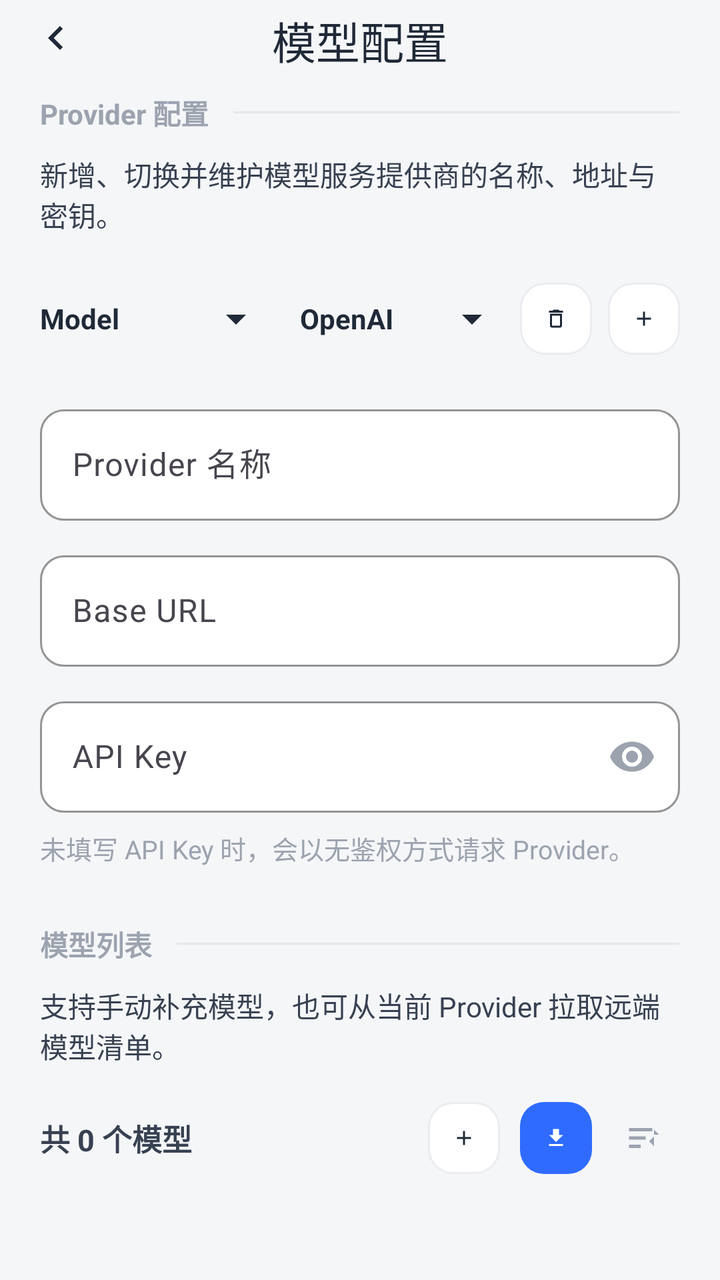
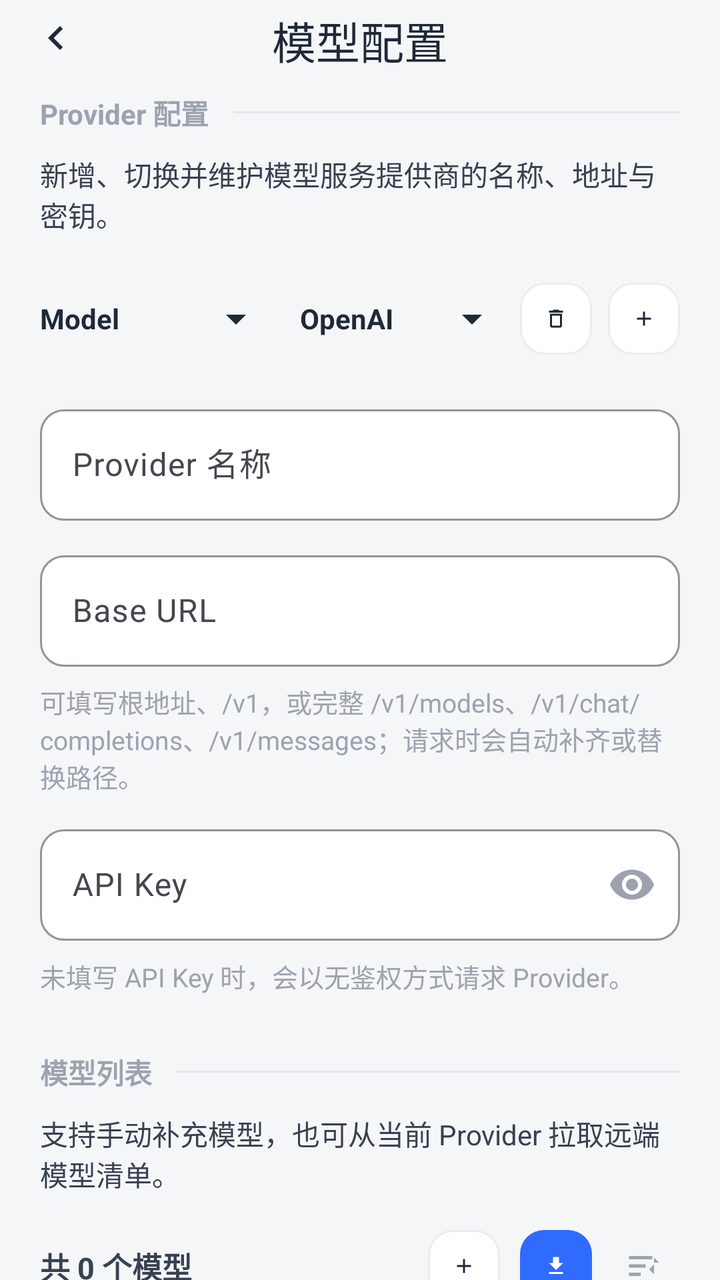

Compare the two renders of this Android layout. The source of the first and the diff that turns it into the second are given below.
<!-- AndroidManifest.xml: application theme Theme.ManTou -->
<!-- res/layout/activity_model_setting.xml -->
<?xml version="1.0" encoding="utf-8"?>
<LinearLayout xmlns:android="http://schemas.android.com/apk/res/android"
    xmlns:tools="http://schemas.android.com/tools"
    xmlns:app="http://schemas.android.com/apk/res-auto"
    android:id="@+id/main"
    android:layout_width="match_parent"
    android:layout_height="match_parent"
    android:orientation="vertical"
    android:background="#F5F6F8"
    tools:context=".view.ModelSettingActivity">

    
    <com.google.android.material.appbar.MaterialToolbar
        android:id="@+id/toolbar"
        android:layout_width="match_parent"
        android:layout_height="38dp"
        android:background="#F5F6F8"
        app:title="模型配置"
        app:titleCentered="true"
        app:titleTextColor="#1F2937"
        app:titleTextAppearance="@style/TextAppearance.Material3.TitleLarge"
        app:navigationIcon="@drawable/ic_arrow_back"
        app:navigationIconTint="#1F2937" />

    
    <ScrollView
        android:layout_width="match_parent"
        android:layout_height="match_parent"
        android:fillViewport="true"
        android:scrollbars="none">

        <LinearLayout
            android:layout_width="match_parent"
            android:layout_height="wrap_content"
            android:orientation="vertical"
            android:paddingHorizontal="20dp"
            android:paddingBottom="24dp">

            

            
            <LinearLayout
                android:layout_width="match_parent"
                android:layout_height="wrap_content"
                android:gravity="center_vertical"
                android:orientation="horizontal"
                android:layout_marginTop="8dp">

                <TextView
                    android:layout_width="wrap_content"
                    android:layout_height="wrap_content"
                    android:text="Provider 配置"
                    android:textColor="#9CA3AF"
                    android:textSize="14sp"
                    android:textStyle="bold" />

                <View
                    android:layout_width="0dp"
                    android:layout_height="1dp"
                    android:layout_marginStart="12dp"
                    android:layout_weight="1"
                    android:background="#E5E7EB" />
            </LinearLayout>

            
            <TextView
                android:layout_width="match_parent"
                android:layout_height="wrap_content"
                android:layout_marginTop="10dp"
                android:text="新增、切换并维护模型服务提供商的名称、地址与密钥。"
                android:textColor="#374151"
                android:textSize="14sp" />

            
            <LinearLayout
                android:layout_width="match_parent"
                android:layout_height="wrap_content"
                android:layout_marginTop="18dp"
                android:gravity="center_vertical"
                android:orientation="horizontal">

                
                <com.google.android.material.textfield.TextInputLayout
                    android:id="@+id/tilProvider"
                    style="@style/Widget.Material3.TextInputLayout.OutlinedBox"
                    android:layout_width="0dp"
                    android:layout_height="wrap_content"
                    android:layout_weight="1"
                    android:layout_marginEnd="8dp"
                    app:boxBackgroundColor="#FFFFFF"
                    app:boxCornerRadiusBottomEnd="12dp"
                    app:boxCornerRadiusBottomStart="12dp"
                    app:boxCornerRadiusTopEnd="12dp"
                    app:boxCornerRadiusTopStart="12dp"
                    app:boxStrokeColor="#EAECEF"
                    app:boxStrokeWidth="1dp"
                    app:boxStrokeWidthFocused="1dp"
                    app:endIconMode="dropdown_menu"
                    app:endIconTint="#1F2937"
                    app:hintEnabled="false">

                    <AutoCompleteTextView
                        android:id="@+id/actvProvider"
                        android:layout_width="match_parent"
                        android:layout_height="match_parent"
                        android:background="@android:color/transparent"
                        android:clickable="true"
                        android:ellipsize="end"
                        android:focusable="false"
                        android:inputType="none"
                        android:maxLines="1"
                        android:text="Model"
                        android:textColor="#1F2937"
                        android:textSize="14sp"
                        android:textStyle="bold" />
                </com.google.android.material.textfield.TextInputLayout>

                
                <com.google.android.material.textfield.TextInputLayout
                    android:id="@+id/tilProvider2"
                    style="@style/Widget.Material3.TextInputLayout.OutlinedBox"
                    android:layout_width="wrap_content"
                    android:layout_height="wrap_content"
                    app:boxBackgroundColor="#FFFFFF"
                    app:boxCornerRadiusBottomEnd="12dp"
                    app:boxCornerRadiusBottomStart="12dp"
                    app:boxCornerRadiusTopEnd="12dp"
                    app:boxCornerRadiusTopStart="12dp"
                    app:boxStrokeColor="#EAECEF"
                    app:boxStrokeWidth="1dp"
                    app:boxStrokeWidthFocused="1dp"
                    app:endIconMode="dropdown_menu"
                    app:endIconTint="#1F2937"
                    app:hintEnabled="false">

                    <AutoCompleteTextView
                        android:id="@+id/actvProvider2"
                        android:layout_width="110dp"
                        android:layout_height="wrap_content"
                        android:background="@android:color/transparent"
                        android:clickable="true"
                        android:focusable="false"
                        android:inputType="none"
                        android:text="OpenAI"
                        android:textColor="#1F2937"
                        android:textSize="14sp"
                        android:textStyle="bold" />
                </com.google.android.material.textfield.TextInputLayout>

                
                <ImageView
                    android:id="@+id/btnDeleteProvider"
                    android:layout_width="36dp"
                    android:layout_height="36dp"
                    android:background="@drawable/bg_card_white_rounded"
                    android:contentDescription="删除"
                    android:padding="12dp"
                    android:src="@drawable/ic_delete_outline" />

                
                <ImageView
                    android:id="@+id/btnAddProvider"
                    android:layout_width="36dp"
                    android:layout_height="36dp"
                    android:layout_marginStart="8dp"
                    android:background="@drawable/bg_card_white_rounded"
                    android:contentDescription="新增"
                    android:padding="12dp"
                    android:src="@drawable/ic_plus" />
            </LinearLayout>

            
            <com.google.android.material.textfield.TextInputLayout
                style="@style/Widget.Material3.TextInputLayout.OutlinedBox"
                android:layout_width="match_parent"
                android:layout_height="wrap_content"
                android:layout_marginTop="16dp"
                android:hint="Provider 名称"
                app:boxBackgroundColor="#FFFFFF"
                app:boxCornerRadiusBottomEnd="12dp"
                app:boxCornerRadiusBottomStart="12dp"
                app:boxCornerRadiusTopEnd="12dp"
                app:boxCornerRadiusTopStart="12dp"
                app:boxStrokeColor="#EAECEF"
                app:boxStrokeWidth="1dp"
                app:hintTextColor="#9CA3AF">

                <com.google.android.material.textfield.TextInputEditText
                    android:id="@+id/etProviderName"
                    android:layout_width="match_parent"
                    android:layout_height="wrap_content"
                    android:inputType="text"
                    android:textColor="#1F2937"
                    android:textSize="16sp" />
            </com.google.android.material.textfield.TextInputLayout>

            
            <com.google.android.material.textfield.TextInputLayout
                style="@style/Widget.Material3.TextInputLayout.OutlinedBox"
                android:layout_width="match_parent"
                android:layout_height="wrap_content"
                android:layout_marginTop="12dp"
                android:hint="Base URL"
                app:boxBackgroundColor="#FFFFFF"
                app:boxCornerRadiusBottomEnd="12dp"
                app:boxCornerRadiusBottomStart="12dp"
                app:boxCornerRadiusTopEnd="12dp"
                app:boxCornerRadiusTopStart="12dp"
                app:boxStrokeColor="#EAECEF"
                app:boxStrokeWidth="1dp"
                app:hintTextColor="#9CA3AF">

                <com.google.android.material.textfield.TextInputEditText
                    android:id="@+id/etBaseUrl"
                    android:layout_width="match_parent"
                    android:layout_height="wrap_content"
                    android:inputType="textUri"
                    android:textColor="#1F2937"
                    android:textColorHint="#9CA3AF"
                    android:textSize="16sp" />
            </com.google.android.material.textfield.TextInputLayout>

            
            <com.google.android.material.textfield.TextInputLayout
                style="@style/Widget.Material3.TextInputLayout.OutlinedBox"
                android:layout_width="match_parent"
                android:layout_height="wrap_content"
                android:layout_marginTop="12dp"
                android:hint="API Key"
                app:boxBackgroundColor="#FFFFFF"
                app:boxCornerRadiusBottomEnd="12dp"
                app:boxCornerRadiusBottomStart="12dp"
                app:boxCornerRadiusTopEnd="12dp"
                app:boxCornerRadiusTopStart="12dp"
                app:boxStrokeColor="#EAECEF"
                app:boxStrokeWidth="1dp"
                app:endIconMode="password_toggle"
                app:endIconTint="#9CA3AF"
                app:hintTextColor="#9CA3AF">

                <com.google.android.material.textfield.TextInputEditText
                    android:id="@+id/etApiKey"
                    android:layout_width="match_parent"
                    android:layout_height="wrap_content"
                    android:inputType="textPassword"
                    android:textColor="#1F2937"
                    android:textColorHint="#9CA3AF"
                    android:textSize="16sp" />
            </com.google.android.material.textfield.TextInputLayout>

            
            <TextView
                android:layout_width="match_parent"
                android:layout_height="wrap_content"
                android:layout_marginTop="8dp"
                android:text="未填写 API Key 时，会以无鉴权方式请求 Provider。"
                android:textColor="#9CA3AF"
                android:textSize="13sp" />

            

            
            <LinearLayout
                android:layout_width="match_parent"
                android:layout_height="wrap_content"
                android:layout_marginTop="28dp"
                android:gravity="center_vertical"
                android:orientation="horizontal">

                <TextView
                    android:layout_width="wrap_content"
                    android:layout_height="wrap_content"
                    android:text="模型列表"
                    android:textColor="#9CA3AF"
                    android:textSize="14sp"
                    android:textStyle="bold" />

                <View
                    android:layout_width="0dp"
                    android:layout_height="1dp"
                    android:layout_marginStart="12dp"
                    android:layout_weight="1"
                    android:background="#E5E7EB" />
            </LinearLayout>

            
            <TextView
                android:layout_width="match_parent"
                android:layout_height="wrap_content"
                android:layout_marginTop="10dp"
                android:text="支持手动补充模型，也可从当前 Provider 拉取远端模型清单。"
                android:textColor="#374151"
                android:textSize="14sp" />

            
            <LinearLayout
                android:layout_width="match_parent"
                android:layout_height="wrap_content"
                android:layout_marginTop="18dp"
                android:gravity="center_vertical"
                android:orientation="horizontal">

                <TextView
                    android:id="@+id/tvModelCount"
                    android:layout_width="wrap_content"
                    android:layout_height="wrap_content"
                    android:text="共 0 个模型"
                    android:textColor="#374151"
                    android:textSize="15sp"
                    android:textStyle="bold" />

                <Space
                    android:layout_width="0dp"
                    android:layout_height="0dp"
                    android:layout_weight="1" />

                
                <ImageView
                    android:id="@+id/btnAddModel"
                    android:layout_width="36dp"
                    android:layout_height="36dp"
                    android:background="@drawable/bg_card_white_rounded"
                    android:contentDescription="添加模型"
                    android:padding="12dp"
                    android:src="@drawable/ic_plus" />

                
                <ImageView
                    android:id="@+id/btnRefreshModels"
                    android:layout_width="36dp"
                    android:layout_height="36dp"
                    android:layout_marginStart="10dp"
                    android:background="@drawable/bg_blue_rounded"
                    android:contentDescription="拉取远端模型"
                    android:padding="12dp"
                    android:src="@drawable/ic_download" />

                
                <ImageView
                    android:id="@+id/btnSortModels"
                    android:layout_width="36dp"
                    android:layout_height="36dp"
                    android:layout_marginStart="8dp"
                    android:background="@android:color/transparent"
                    android:contentDescription="排序"
                    android:padding="8dp"
                    android:src="@drawable/ic_sort_list" />
            </LinearLayout>

            
            <androidx.recyclerview.widget.RecyclerView
                android:id="@+id/rvModelList"
                android:layout_width="match_parent"
                android:layout_height="wrap_content"
                android:layout_marginTop="8dp"
                android:nestedScrollingEnabled="false" />

            
            <LinearLayout
                android:id="@+id/emptyModelState"
                android:layout_width="match_parent"
                android:layout_height="wrap_content"
                android:layout_marginTop="64dp"
                android:gravity="center"
                android:orientation="vertical">

                <ImageView
                    android:layout_width="72dp"
                    android:layout_height="72dp"
                    android:contentDescription="@null"
                    android:src="@drawable/ic_package_empty" />

                <TextView
                    android:layout_width="wrap_content"
                    android:layout_height="wrap_content"
                    android:layout_marginTop="14dp"
                    android:text="请添加模型！"
                    android:textColor="#6B7280"
                    android:textSize="15sp"
                    android:textStyle="bold" />
            </LinearLayout>

        </LinearLayout>
    </ScrollView>
</LinearLayout>
<!-- resources referenced by this layout -->
<resources>
  <!-- drawable bg_blue_rounded (drawable) -->
  <?xml version="1.0" encoding="utf-8"?>
  <shape xmlns:android="http://schemas.android.com/apk/res/android"
      android:shape="rectangle">
      <solid android:color="#2F6BFF" />
      <corners android:radius="12dp" />
  </shape>
  <!-- drawable bg_card_white_rounded (drawable) -->
  <?xml version="1.0" encoding="utf-8"?>
  <shape xmlns:android="http://schemas.android.com/apk/res/android"
      android:shape="rectangle">
      <solid android:color="#FFFFFF" />
      <corners android:radius="12dp" />
      <stroke android:color="#EAECEF" android:width="1dp" />
  </shape>
  <!-- drawable ic_arrow_back (drawable) -->
  <vector xmlns:android="http://schemas.android.com/apk/res/android"
      android:width="24dp"
      android:height="24dp"
      android:viewportWidth="24"
      android:viewportHeight="24"
      android:tint="#1F2937">
      <path
          android:fillColor="@android:color/white"
          android:pathData="M15.41,7.41L14,6l-6,6 6,6 1.41,-1.41L10.83,12z" />
  </vector>
  <!-- drawable ic_delete_outline (drawable) -->
  <vector xmlns:android="http://schemas.android.com/apk/res/android"
      android:width="24dp"
      android:height="24dp"
      android:viewportWidth="24"
      android:viewportHeight="24"
      android:tint="#1F2937">
      <path
          android:fillColor="@android:color/white"
          android:pathData="M6,19c0,1.1 0.9,2 2,2h8c1.1,0 2,-0.9 2,-2V7H6v12zM8,9h8v10H8V9zM15.5,4l-1,-1h-5l-1,1H5v2h14V4z" />
  </vector>
  <!-- drawable ic_download (drawable) -->
  <vector xmlns:android="http://schemas.android.com/apk/res/android"
      android:width="24dp"
      android:height="24dp"
      android:viewportWidth="24"
      android:viewportHeight="24"
      android:tint="#FFFFFF">
      <path
          android:fillColor="@android:color/white"
          android:pathData="M19,9h-4V3H9v6H5l7,7 7,-7zM5,18v2h14v-2H5z" />
  </vector>
  <!-- drawable ic_package_empty (drawable) -->
  <vector xmlns:android="http://schemas.android.com/apk/res/android"
      android:width="72dp"
      android:height="72dp"
      android:viewportWidth="24"
      android:viewportHeight="24"
      android:tint="#9CA3AF">
      <path
          android:fillColor="@android:color/white"
          android:pathData="M12,2L3,7v10l9,5 9,-5V7l-9,-5zM12,4.18L18.82,8 12,11.82 5.18,8 12,4.18zM5,9.5l6,3.33v7.04l-6,-3.33V9.5zM13,19.87v-7.04l6,-3.33v7.04l-6,3.33z" />
  </vector>
  <!-- drawable ic_plus (drawable) -->
  <vector xmlns:android="http://schemas.android.com/apk/res/android"
      android:width="24dp"
      android:height="24dp"
      android:viewportWidth="24"
      android:viewportHeight="24"
      android:tint="#1F2937">
      <path
          android:fillColor="@android:color/white"
          android:pathData="M19,13h-6v6h-2v-6H5v-2h6V5h2v6h6v2z" />
  </vector>
  <!-- drawable ic_sort_list (drawable) -->
  <vector xmlns:android="http://schemas.android.com/apk/res/android"
      android:width="24dp"
      android:height="24dp"
      android:viewportWidth="24"
      android:viewportHeight="24"
      android:tint="#9CA3AF">
      <path
          android:fillColor="@android:color/white"
          android:pathData="M3,6h14v2H3zM3,11h10v2H3zM3,16h7v2H3zM18,11v6l-3,-3z" />
      <path
          android:fillColor="@android:color/white"
          android:pathData="M18,7l3,3h-3z" />
  </vector>
  <style name="Theme.ManTou" parent="Base.Theme.ManTou" />
  <style name="Base.Theme.ManTou" parent="Theme.Material3.Light.NoActionBar">
          
          <item name="android:statusBarColor">@color/white</item>
          <item name="android:navigationBarColor">@color/white</item>
          <item name="android:windowLightStatusBar">true</item>
          <item name="android:windowLightNavigationBar">true</item>
          <item name="android:windowBackground">@color/white</item>
      </style>
  <color name="white">#FFFFFFFF</color>
</resources>

<!-- the commit's change to res/layout/activity_model_setting.xml (unified diff, before → after) -->
@@ -221,6 +221,15 @@
             </com.google.android.material.textfield.TextInputLayout>
 
             
+            <TextView
+                android:layout_width="match_parent"
+                android:layout_height="wrap_content"
+                android:layout_marginTop="8dp"
+                android:text="可填写根地址、/v1，或完整 /v1/models、/v1/chat/completions、/v1/messages；请求时会自动补齐或替换路径。"
+                android:textColor="#9CA3AF"
+                android:textSize="13sp" />
+
+            
             <com.google.android.material.textfield.TextInputLayout
                 style="@style/Widget.Material3.TextInputLayout.OutlinedBox"
                 android:layout_width="match_parent"
